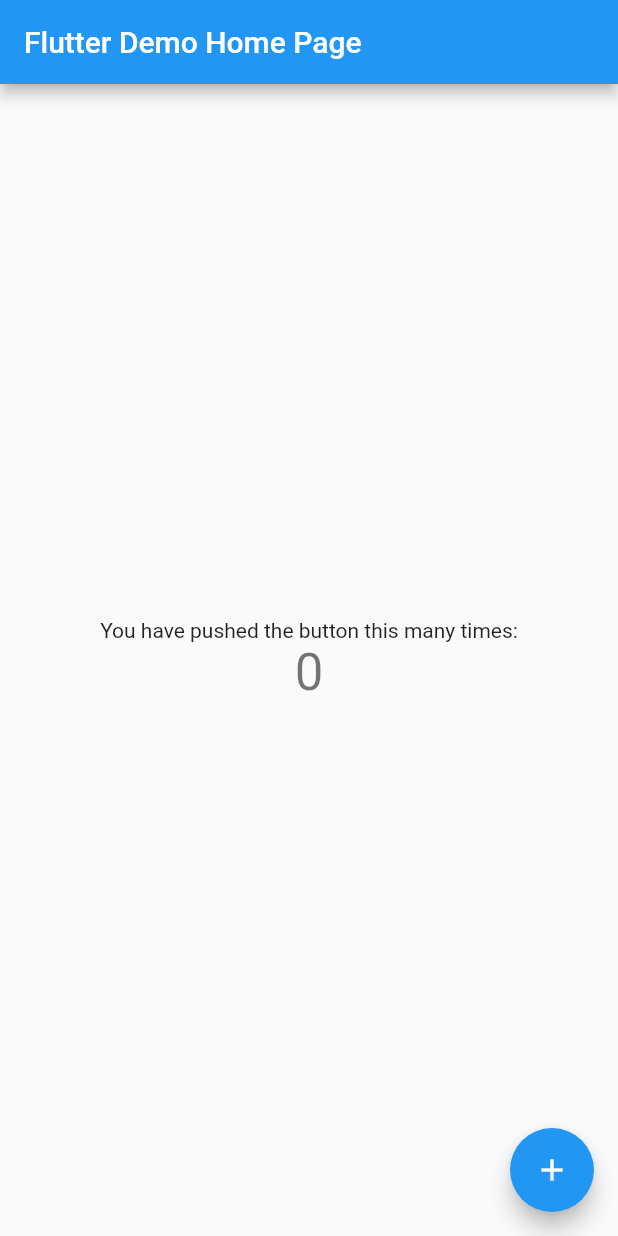
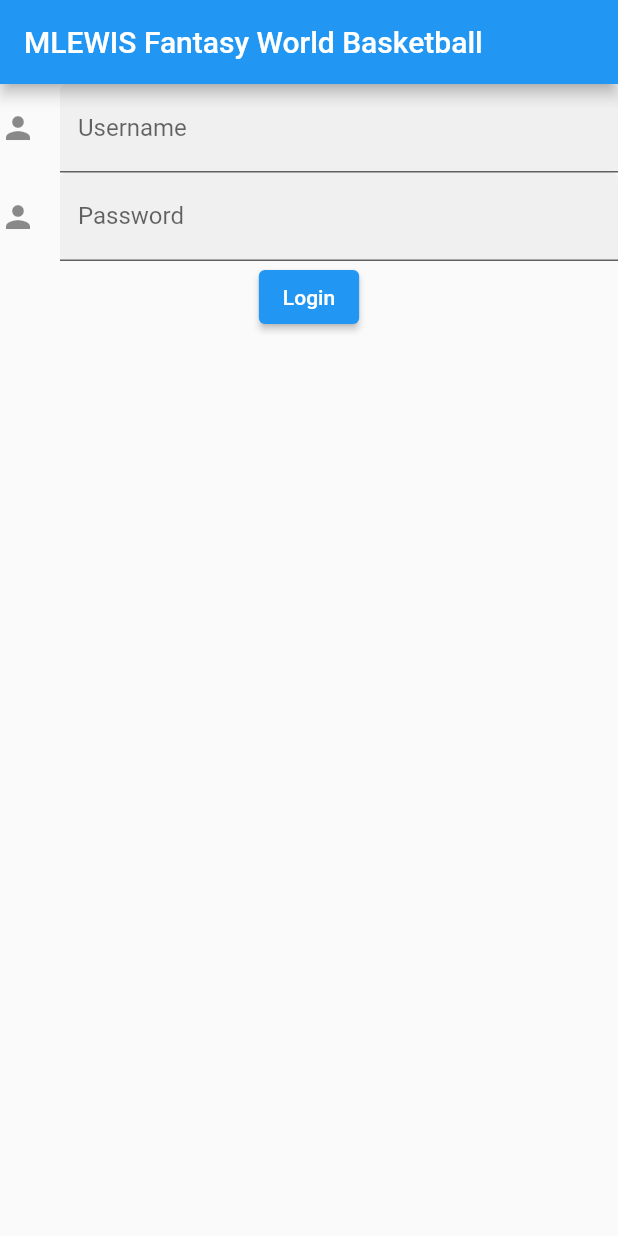
Before and after one commit to MLEWIS-Fantasy-Basketball/Fantasy-World-Baskteball, a Flutter app: the screen it shows after launch, on a phone screen of 412 x 824 dp. Run offline on Flutter 3.47's test engine with Material 2 defaults, Android fonts, the light colour scheme and no system bars.

```diff
--- a/lib/main.dart
+++ b/lib/main.dart
@@ -8,8 +8,9 @@
   // This widget is the root of your application.
   @override
   Widget build(BuildContext context) {
+    final String appTitle = 'MLEWIS Fantasy World Basketball';
     return MaterialApp(
-      title: 'Flutter Demo',
+      title: appTitle,
       theme: ThemeData(
         // This is the theme of your application.
         //
@@ -26,92 +27,76 @@
         // closer together (more dense) than on mobile platforms.
         visualDensity: VisualDensity.adaptivePlatformDensity,
       ),
-      home: MyHomePage(title: 'Flutter Demo Home Page'),
+        home: Scaffold(
+          appBar: AppBar(
+            title: Text(appTitle),
+          ),
+          body: LoginForm(),
+        ),
     );
   }
 }
 
-class MyHomePage extends StatefulWidget {
-  MyHomePage({Key key, this.title}) : super(key: key);
-
-  // This widget is the home page of your application. It is stateful, meaning
-  // that it has a State object (defined below) that contains fields that affect
-  // how it looks.
-
-  // This class is the configuration for the state. It holds the values (in this
-  // case the title) provided by the parent (in this case the App widget) and
-  // used by the build method of the State. Fields in a Widget subclass are
-  // always marked "final".
-
-  final String title;
-
+class LoginForm extends StatefulWidget {
   @override
-  _MyHomePageState createState() => _MyHomePageState();
+  _LoginFormState createState() => _LoginFormState();
 }
 
-class _MyHomePageState extends State<MyHomePage> {
-  int _counter = 0;
+class _LoginFormState extends State<LoginForm> {
 
-  void _incrementCounter() {
-    setState(() {
-      // This call to setState tells the Flutter framework that something has
-      // changed in this State, which causes it to rerun the build method below
-      // so that the display can reflect the updated values. If we changed
-      // _counter without calling setState(), then the build method would not be
-      // called again, and so nothing would appear to happen.
-      _counter++;
-    });
-  }
+  final _formKey = GlobalKey<FormState>();
 
   @override
   Widget build(BuildContext context) {
-    // This method is rerun every time setState is called, for instance as done
-    // by the _incrementCounter method above.
-    //
-    // The Flutter framework has been optimized to make rerunning build methods
-    // fast, so that you can just rebuild anything that needs updating rather
-    // than having to individually change instances of widgets.
-    return Scaffold(
-      appBar: AppBar(
-        // Here we take the value from the MyHomePage object that was created by
-        // the App.build method, and use it to set our appbar title.
-        title: Text(widget.title),
-      ),
-      body: Center(
-        // Center is a layout widget. It takes a single child and positions it
-        // in the middle of the parent.
+    // Build a Form widget using the _formKey created above.
+    return Form(
+        key: _formKey,
         child: Column(
-          // Column is also a layout widget. It takes a list of children and
-          // arranges them vertically. By default, it sizes itself to fit its
-          // children horizontally, and tries to be as tall as its parent.
-          //
-          // Invoke "debug painting" (press "p" in the console, choose the
-          // "Toggle Debug Paint" action from the Flutter Inspector in Android
-          // Studio, or the "Toggle Debug Paint" command in Visual Studio Code)
-          // to see the wireframe for each widget.
-          //
-          // Column has various properties to control how it sizes itself and
-          // how it positions its children. Here we use mainAxisAlignment to
-          // center the children vertically; the main axis here is the vertical
-          // axis because Columns are vertical (the cross axis would be
-          // horizontal).
-          mainAxisAlignment: MainAxisAlignment.center,
-          children: <Widget>[
-            Text(
-              'You have pushed the button this many times:',
-            ),
-            Text(
-              '$_counter',
-              style: Theme.of(context).textTheme.headline4,
-            ),
-          ],
-        ),
-      ),
-      floatingActionButton: FloatingActionButton(
-        onPressed: _incrementCounter,
-        tooltip: 'Increment',
-        child: Icon(Icons.add),
-      ), // This trailing comma makes auto-formatting nicer for build methods.
+            children: <Widget>[
+              // Username Field.
+              TextFormField(
+                  decoration: const InputDecoration(
+                    icon: Icon(Icons.person),
+                    labelText: 'Username',
+                    filled: true,
+                  ),
+                  validator: (value) {
+                    // TODO: valid regex/form
+                    if (value.isEmpty) {
+                      return 'Please enter a valid username';
+                    }
+                    return null;
+                  },
+              ),
+              // Password Field
+              TextFormField(
+                obscureText: true,
+                decoration: const InputDecoration(
+                  icon: Icon(Icons.person),
+                  labelText: 'Password',
+                  filled: true,
+                ),
+                validator: (value) {
+                  // TODO: valid regex/form
+                  if (value.isEmpty) {
+                    return 'Please enter a valid password';
+                  }
+                  return null;
+                },
+              ),
+              ElevatedButton(
+                onPressed: () {
+                // Validate returns true if the form is valid, otherwise false.
+                if (_formKey.currentState.validate()) {
+                // If the form is valid, display a snackbar. In the real world
+                  // you'd often call a server or save the information in a database.
+                  Scaffold.of(context).showSnackBar(SnackBar(content: Text('Logging in...')));
+                }
+                },
+                child: Text('Login'),
+              )
+            ]
+        )
     );
   }
 }
```
Also changed, not shown: 8 other files.
